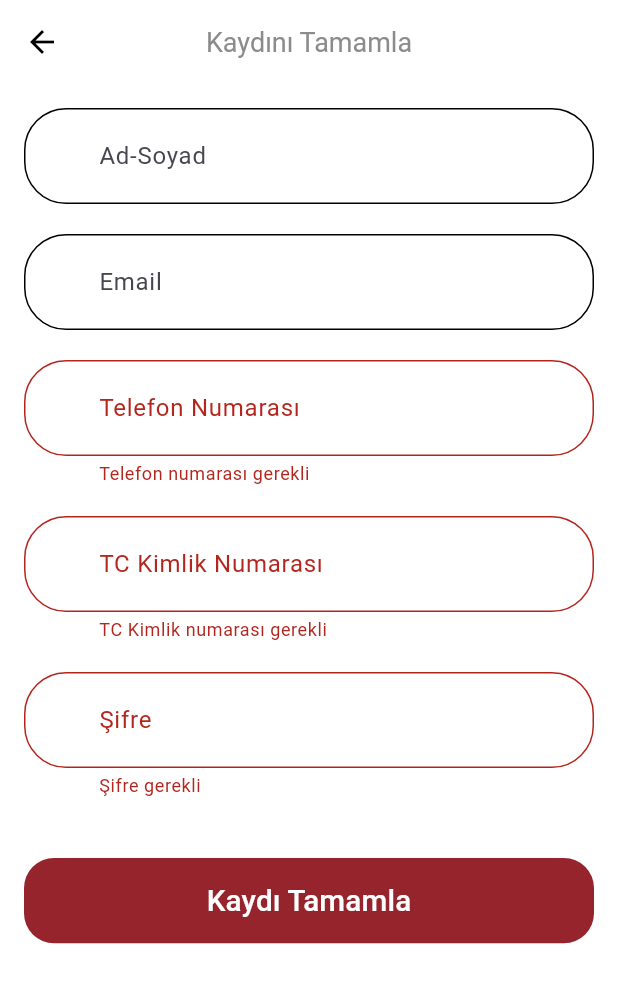
After one commit to GonderGelsin/gondergelsin-mobile-app, a Flutter app: the ComplateGoogleSignUpScreen screen opened by its route, after a tap on "Kaydı Tamamla", on a phone screen of 412 x 824 dp. The commit adds this screen. Shown: the top 983 px of the screen. Run offline on Flutter 3.47's test engine with Material 3 defaults, Android fonts, the phone set to English and light mode, and no system bars; our stand-ins replace convex_bottom_bar, easy_localization, firebase_auth, firebase_core, firebase_crashlytics, firebase_messaging and 2 more; missing offline and left inert: flutter_tawkto; accounts and stored records are empty; network calls fail; Roboto replaces fonts that are missing (Mali).

Commit message:
google pages created, new service methods added

```diff
--- /dev/null
+++ b/lib/pages/complate_google_sign_up/complate_google_sign_up_screen.dart
@@ -0,0 +1,24 @@
+import 'package:flutter/material.dart';
+import 'package:gonder_gelsin_application/pages/complate_google_sign_up/components/complate_form.dart';
+
+
+class ComplateGoogleSignUpScreen extends StatelessWidget {
+  static String routeName = "/complate_google_sign_up";
+
+  @override
+  Widget build(BuildContext context) {
+    final Map<String, dynamic>? userInfo =
+        ModalRoute.of(context)?.settings.arguments as Map<String, dynamic>?;
+
+    return Scaffold(
+      appBar: AppBar(
+        centerTitle: true,
+        title: Text("Kaydını Tamamla"),
+      ),
+      body: CompleteProfileScreen(
+        email: userInfo?['email'],
+        name: userInfo?['displayName'],
+      ),
+    );
+  }
+}
--- /dev/null
+++ b/lib/pages/complate_google_sign_up/components/complate_form.dart
@@ -0,0 +1,171 @@
+import 'package:flutter/material.dart';
+import 'package:gonder_gelsin_application/components/default_button.dart';
+import 'package:gonder_gelsin_application/services/authentication.dart';
+
+class CompleteProfileScreen extends StatefulWidget {
+  final String? email;
+  final String? name;
+
+  CompleteProfileScreen({this.email, this.name});
+
+  @override
+  _CompleteProfileScreenState createState() => _CompleteProfileScreenState();
+}
+
+class _CompleteProfileScreenState extends State<CompleteProfileScreen> {
+  final _formKey = GlobalKey<FormState>();
+
+  // Controller'ları tanımlayın
+  final TextEditingController phoneNumberController = TextEditingController();
+  final TextEditingController tcController = TextEditingController();
+  final TextEditingController passwordController = TextEditingController();
+
+  @override
+  Widget build(BuildContext context) {
+    return SafeArea(
+      child: Scaffold(
+        body: SingleChildScrollView(
+          child: Padding(
+            padding: const EdgeInsets.all(16.0),
+            child: Form(
+              key: _formKey,
+              child: Column(
+                crossAxisAlignment: CrossAxisAlignment.start,
+                children: [
+                  // Ad Soyad ve Email Google'dan otomatik doldurulacak
+                  TextFormField(
+                    initialValue: widget.name ?? '',
+                    decoration: InputDecoration(
+                      labelText: 'Ad-Soyad',
+                    ),
+                    readOnly: true,
+                  ),
+                  SizedBox(height: 20),
+                  TextFormField(
+                    initialValue: widget.email ?? '',
+                    decoration: InputDecoration(
+                      labelText: 'Email',
+                    ),
+                    readOnly: true,
+                  ),
+                  SizedBox(height: 20),
+
+                  // Kullanıcıdan eksik bilgileri alalım
+                  TextFormField(
+                    controller: phoneNumberController,
+                    keyboardType: TextInputType.phone,
+                    decoration: InputDecoration(
+                      labelText: 'Telefon Numarası',
+                    ),
+                    validator: (value) {
+                      if (value == null || value.isEmpty) {
+                        return 'Telefon numarası gerekli';
+                      }
+                      return null;
+                    },
+                  ),
+                  SizedBox(height: 20),
+                  TextFormField(
+                    controller: tcController,
+                    keyboardType: TextInputType.number,
+                    decoration: InputDecoration(
+                      labelText: 'TC Kimlik Numarası',
+                    ),
+                    validator: (value) {
+                      if (value == null || value.isEmpty) {
+                        return 'TC Kimlik numarası gerekli';
+                      }
+                      return null;
+                    },
+                  ),
+                  SizedBox(height: 20),
+                  TextFormField(
+                    controller: passwordController,
+                    obscureText: true,
+                    decoration: InputDecoration(
+                      labelText: 'Şifre',
+                    ),
+                    validator: (value) {
+                      if (value == null || value.isEmpty) {
+                        return 'Şifre gerekli';
+                      }
+                      return null;
+                    },
+                  ),
+                  SizedBox(height: 40),
+
+                  DefaultButton(
+                    text: "Kaydı Tamamla",
+                    press: () {
+                      if (_formKey.currentState!.validate()) {
+                          // Eksik bilgiler tamamlandı, backend'e kaydedin
+                          completeRegistration();
+                        }
+                      }
+                    ),
+                ],
+              ),
+            ),
+          ),
+        ),
+      ),
+    );
+  }
+
+  Map<String, String> _getFirstAndLastName(String displayName) {
+    List<String> nameParts = displayName.split(" ");
+
+    String firstName = "";
+    String lastName = "";
+
+    if (nameParts.length == 1) {
+      firstName = nameParts[0];
+    } else if (nameParts.length == 2) {
+      firstName = nameParts[0];
+      lastName = nameParts[1];
+    } else if (nameParts.length >= 3) {
+      firstName = nameParts.sublist(0, nameParts.length - 1).join(" ");
+      lastName = nameParts.last;
+    }
+
+    return {
+      'firstName': firstName,
+      'lastName': lastName,
+    };
+  }
+
+  void completeRegistration() {
+    // Eğer isim soyisim Google'dan geliyorsa
+    var nameParts = _getFirstAndLastName(widget.name ?? "");
+
+    // Diğer alanlar kullanıcıdan alınıyor
+    String firstName = nameParts['firstName']!;
+    String lastName = nameParts['lastName']!;
+    String email = widget.email ?? '';
+    String phoneNumber = phoneNumberController.text;
+    String password = passwordController.text;
+    String tcNumber = tcController.text;
+
+    // Register fonksiyonunu çağır
+    registerGoogleUser(
+      email: email,
+      firstName: firstName,
+      lastName: lastName,
+      phoneNumber: phoneNumber,
+      password: password,
+      tcNumber: tcNumber,
+    ).then((response) {
+      print("Kayıt başarılı: ${response}");
+    }).catchError((error) {
+      print("Kayıt sırasında hata oluştu: $error");
+    });
+  }
+
+  @override
+  void dispose() {
+    phoneNumberController.dispose();
+    tcController.dispose();
+    passwordController.dispose();
+    super.dispose();
+  }
+}
--- a/lib/routes.dart
+++ b/lib/routes.dart
@@ -1,7 +1,7 @@
 import 'package:flutter/material.dart';
+import 'package:gonder_gelsin_application/pages/complate_google_sign_up/complate_google_sign_up_screen.dart';
 import 'package:gonder_gelsin_application/pages/createOrder/order_screen.dart';
 import 'package:gonder_gelsin_application/pages/forgot_password/forgot_password_screen.dart';
-
 import 'package:gonder_gelsin_application/pages/home/home_screen.dart';
 import 'package:gonder_gelsin_application/pages/login_succes/components/body.dart';
 import 'package:gonder_gelsin_application/pages/login_succes/login_succes_screen.dart';
@@ -9,11 +9,11 @@ import 'package:gonder_gelsin_application/pages/notifications/notifications.dart
 import 'package:gonder_gelsin_application/pages/order_succes/components/body.dart';
 import 'package:gonder_gelsin_application/pages/order_succes/order_succes.dart';
 import 'package:gonder_gelsin_application/pages/profile/profile_pages.dart';
+import 'package:gonder_gelsin_application/pages/settings/components/live_support.dart';
 import 'package:gonder_gelsin_application/pages/settings/settings_screen.dart';
 import 'package:gonder_gelsin_application/pages/sign_in/sign_in_screen.dart';
 import 'package:gonder_gelsin_application/pages/sign_up/sign_up_screen.dart';
 import 'package:gonder_gelsin_application/pages/splash/splash_screen.dart';
-import 'package:gonder_gelsin_application/pages/settings/components/live_support.dart';
 
 final Map<String, WidgetBuilder> routes = {
   SplashScreen.routeName: (context) => SplashScreen(),
@@ -30,4 +30,5 @@ final Map<String, WidgetBuilder> routes = {
   LiveSupportPage.routeName: (context) => LiveSupportPage(),
   NotificationPage.routeName: (context) => NotificationPage(),
   OrderSuccesScreen.routeName: (context) => OrderSuccesScreen(),
+  ComplateGoogleSignUpScreen.routeName: (context) => ComplateGoogleSignUpScreen(),
 };
```
Also changed, not shown: lib/pages/sign_in/components/body.dart (+34 -27 lines), lib/services/authentication.dart (+84 -0 lines), 1 other file.
